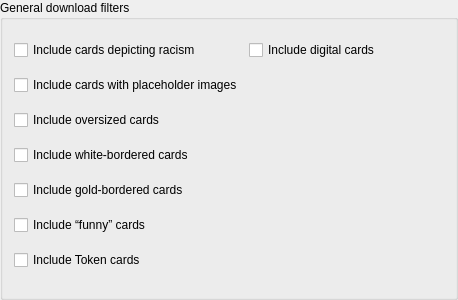
luziferius/MTGProxyPrinter, file mtg_proxy_printer/resources/ui/settings_window/general_printing_filter.ui: the form before one commit.
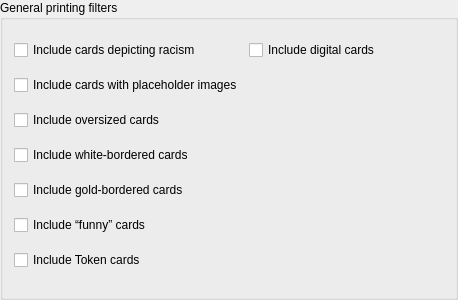
The form after the commit.

Commit message:
Reworded Strings in the Settings window, updated to reflect that re-downloading the card data is no longer required to update the filter settings.
FossilOrigin-Name: 55b183818235ce64674848e6890ddf8bb8edda0b5fef4cb55f8ceb82fbdd35c6

What changed in the file:
```diff
--- a/mtg_proxy_printer/resources/ui/settings_window/general_printing_filter.ui
+++ b/mtg_proxy_printer/resources/ui/settings_window/general_printing_filter.ui
@@ -14,7 +14,7 @@
    <string>Form</string>
   </property>
   <property name="title">
-  <string>General download filters</string>
+   <string>General printing filters</string>
   </property>
   <layout class="QGridLayout" name="gridLayout">
   <item row="0" column="0">
```
Left out of the diff: 2 changed lines with no effect on the pictures. Lines whose indentation alone changed are shown as unchanged. The commit also changes 2 other files.
